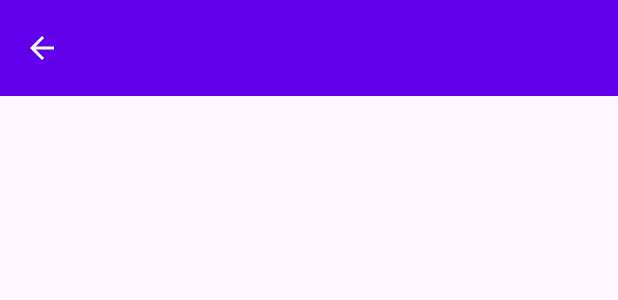
After one commit to FionaQY/flashcard_alarm, an Android app: the layout toolbar_main.xml on its own in the app's theme, with its tools: preview values and no code run, on a phone screen of 412 x 824 dp. The commit adds this screen. Shown: the top 300 px of the screen. Run offline under Robolectric (Android 15) with nearby library versions, the phone set to English and light mode, and no system bars.

Commit message:
Modularise toolbar

```diff
--- /dev/null
+++ b/app/src/main/res/layout/toolbar_main.xml
@@ -0,0 +1,34 @@
+<?xml version="1.0" encoding="utf-8"?>
+<com.google.android.material.appbar.MaterialToolbar
+    xmlns:android="http://schemas.android.com/apk/res/android"
+    xmlns:app="http://schemas.android.com/apk/res-auto"
+    xmlns:tools="http://schemas.android.com/tools"
+    android:id="@+id/toolbar"
+    android:layout_width="match_parent"
+    android:layout_height="?attr/actionBarSize"
+    android:background="?attr/colorPrimary"
+    app:titleTextColor="@android:color/white"
+    app:navigationIconTint="@android:color/white"
+    app:navigationIcon="@drawable/outline_arrow_back_24"
+    app:navigationContentDescription="@string/action_back">
+
+    <LinearLayout
+        android:layout_width="wrap_content"
+        android:layout_height="wrap_content"
+        android:layout_gravity="center"
+        android:orientation="vertical"
+        android:paddingStart="16dp"
+        android:paddingEnd="16dp">
+
+        <TextView
+            android:id="@+id/toolbar_title"
+            android:layout_width="wrap_content"
+            android:layout_height="wrap_content"
+            android:textAppearance="@style/TextAppearance.MaterialComponents.Headline6"
+            android:textColor="@android:color/white"
+            android:maxLines="1"
+            android:ellipsize="end"
+            tools:text=""/>
+
+    </LinearLayout>
+</com.google.android.material.appbar.MaterialToolbar>
--- a/app/src/main/res/values/strings.xml
+++ b/app/src/main/res/values/strings.xml
@@ -32,4 +32,5 @@
     <string name="lesson_title">Lesson Title</string>
     <string name="edit">Edit</string>
     <string name="delete">Delete</string>
+    <string name="action_back">Go back to previous page</string>
 </resources>
```
Also changed, not shown: app/src/main/java/com/example/language_alarm/activities/NewAlarmActivity.java (+12 -10 lines), app/src/main/java/com/example/language_alarm/activities/NewLessonActivity.java (+5 -8 lines), app/src/main/java/com/example/language_alarm/utils/ToolbarHelper.java (added, +44 -0 lines), app/src/main/res/layout/new_alarm.xml (+3 -27 lines), app/src/main/res/layout/new_lesson.xml (+8 -15 lines).
